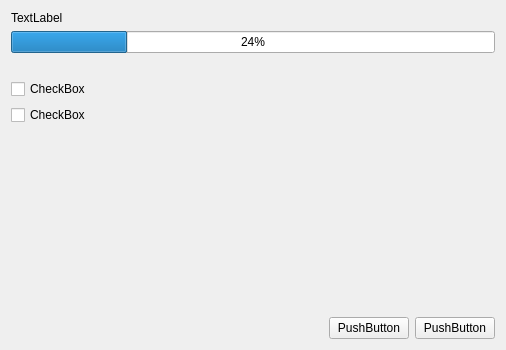
Above: src/backupinitializationwidget.ui from abnayak/thunder-store before the change. Below: the same form after it.
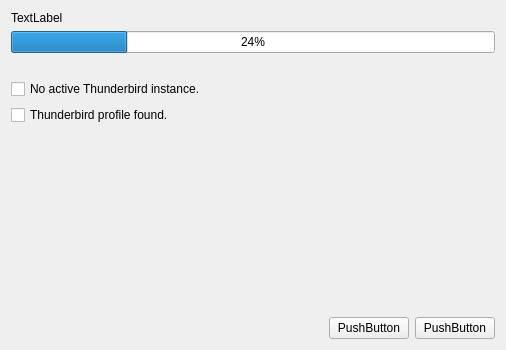
That is the form after the change.

Commit message: Added processchecker and profile checker

```diff
--- a/src/backupinitializationwidget.ui
+++ b/src/backupinitializationwidget.ui
@@ -53,14 +53,14 @@
      <item>
       <widget class="QCheckBox" name="checkBox">
        <property name="text">
-        <string>CheckBox</string>
+        <string>No active Thunderbird instance.</string>
        </property>
       </widget>
      </item>
      <item>
       <widget class="QCheckBox" name="checkBox_2">
        <property name="text">
-        <string>CheckBox</string>
+        <string>Thunderbird profile found.</string>
        </property>
       </widget>
      </item>
```
Left out of the diff: 4 changed lines with no effect on the pictures. The commit also changes 8 other files.
